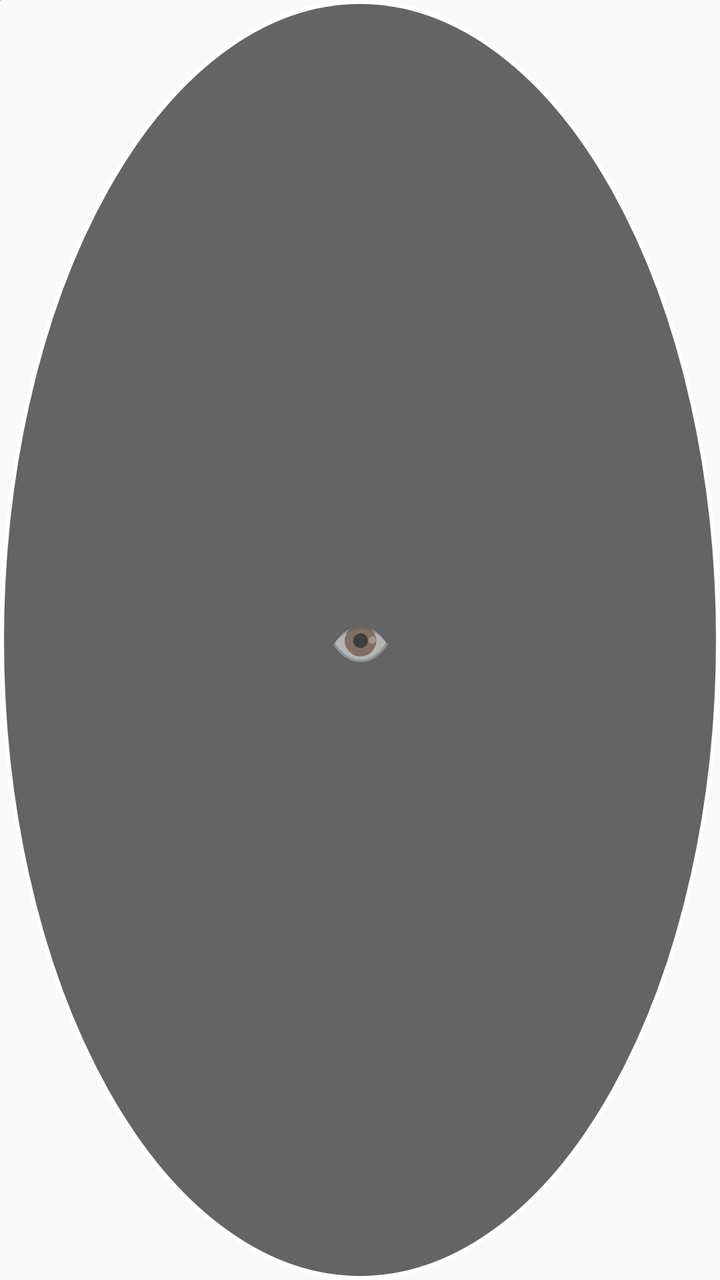
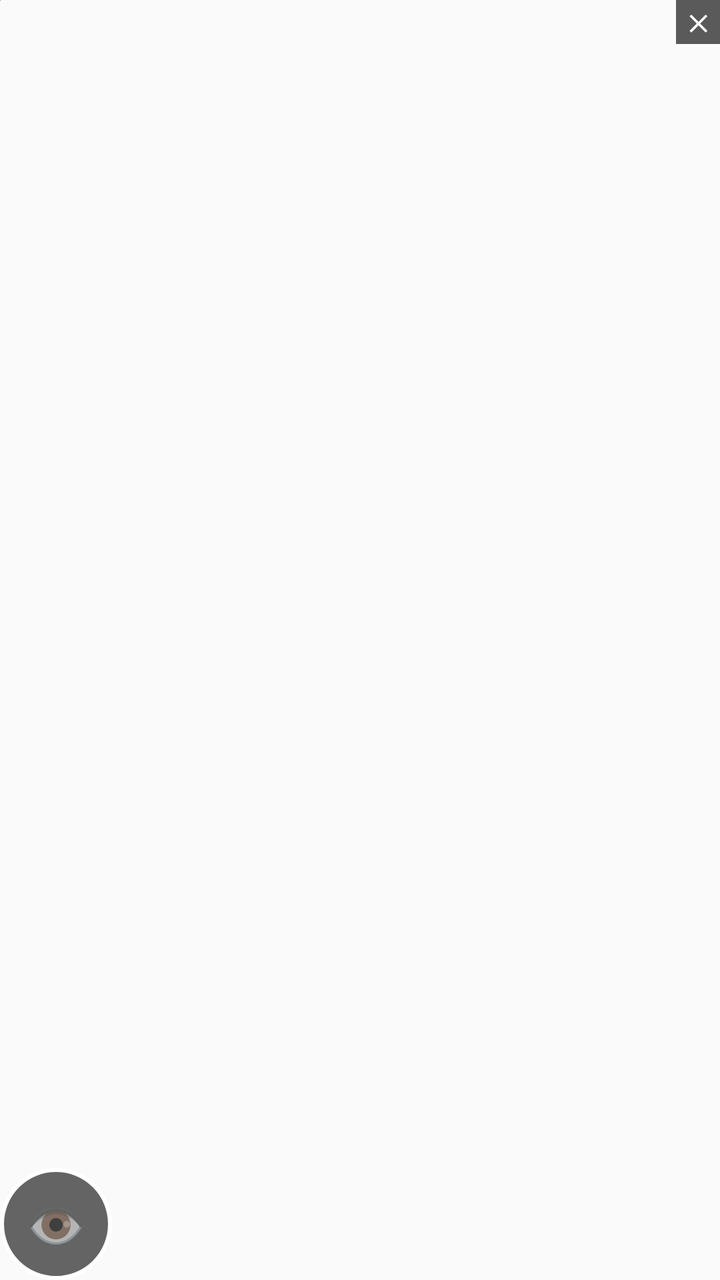

Screens rendered from an Android XML layout before and after an edit, with the pre-edit source and the edit as a unified diff.
<!-- AndroidManifest.xml: application theme AppTheme -->
<!-- res/layout/layout_floating_bubble.xml -->
<?xml version="1.0" encoding="utf-8"?>
<FrameLayout xmlns:android="http://schemas.android.com/apk/res/android"
    android:layout_width="56dp"
    android:layout_height="56dp"
    android:background="@drawable/bg_floating_bubble">

    
    <androidx.camera.view.PreviewView
        android:id="@+id/hidden_preview"
        android:layout_width="1px"
        android:layout_height="1px"
        android:visibility="visible" />

    
    <TextView
        android:layout_width="match_parent"
        android:layout_height="match_parent"
        android:text="👁️"
        android:textSize="26sp"
        android:gravity="center"
        android:padding="4dp" />

</FrameLayout>
<!-- resources referenced by this layout -->
<resources>
  <!-- drawable bg_floating_bubble (drawable) -->
  <?xml version="1.0" encoding="utf-8"?>
  <shape xmlns:android="http://schemas.android.com/apk/res/android"
      android:shape="oval">
      <solid android:color="#99000000" /> 
      <stroke android:width="2dp" android:color="#FFFFFF" />
  </shape>
  <style name="AppTheme" parent="Theme.AppCompat.DayNight.NoActionBar">
      <item name="android:editTextBackground">@drawable/rn_edit_text_material</item>
      <item name="android:windowOptOutEdgeToEdgeEnforcement" tools:targetApi="35">true</item>
      <item name="colorPrimary">@color/colorPrimary</item>
      <item name="android:statusBarColor">#ffffff</item>
    </style>
  <!-- drawable rn_edit_text_material (drawable) -->
  <?xml version="1.0" encoding="utf-8"?>
  <inset xmlns:android="http://schemas.android.com/apk/res/android"
         android:insetLeft="@dimen/abc_edit_text_inset_horizontal_material"
         android:insetRight="@dimen/abc_edit_text_inset_horizontal_material"
         android:insetTop="@dimen/abc_edit_text_inset_top_material"
         android:insetBottom="@dimen/abc_edit_text_inset_bottom_material"
         >
  
      <selector>
          
          <item android:state_enabled="false" android:drawable="@drawable/abc_textfield_default_mtrl_alpha"/>
          <item android:drawable="@drawable/abc_textfield_activated_mtrl_alpha"/>
      </selector>
  
  </inset>
  <color name="colorPrimary">#023c69</color>
</resources>

<!-- the commit's change to res/layout/layout_floating_bubble.xml (unified diff, before → after) -->
@@ -1,8 +1,7 @@
 <?xml version="1.0" encoding="utf-8"?>
 <FrameLayout xmlns:android="http://schemas.android.com/apk/res/android"
-    android:layout_width="56dp"
-    android:layout_height="56dp"
-    android:background="@drawable/bg_floating_bubble">
+    android:layout_width="72dp"
+    android:layout_height="72dp">
 
     
     <androidx.camera.view.PreviewView
@@ -12,12 +11,35 @@
         android:visibility="visible" />
 
     
+    <FrameLayout
+        android:layout_width="56dp"
+        android:layout_height="56dp"
+        android:layout_gravity="bottom|start"
+        android:background="@drawable/bg_floating_bubble">
+
+        
+        <TextView
+            android:layout_width="match_parent"
+            android:layout_height="match_parent"
+            android:text="👁️"
+            android:textSize="24sp"
+            android:gravity="center"
+            android:padding="4dp" />
+    </FrameLayout>
+
+    
     <TextView
-        android:layout_width="match_parent"
-        android:layout_height="match_parent"
-        android:text="👁️"
-        android:textSize="26sp"
+        android:id="@+id/btn_close_bubble"
+        android:layout_width="22dp"
+        android:layout_height="22dp"
+        android:layout_gravity="top|end"
+        android:text="✕"
+        android:textSize="11sp"
+        android:textColor="#FFFFFF"
         android:gravity="center"
-        android:padding="4dp" />
+        android:background="#CC333333"
+        android:textStyle="bold"
+        android:clickable="true"
+        android:focusable="true" />
 
 </FrameLayout>
